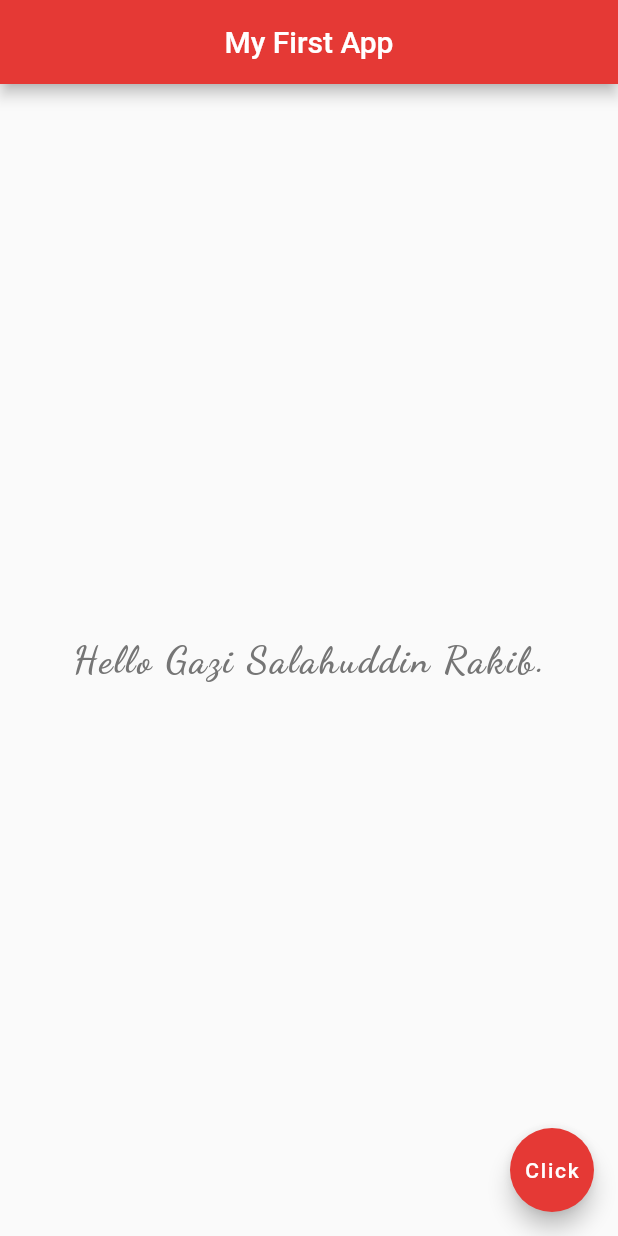
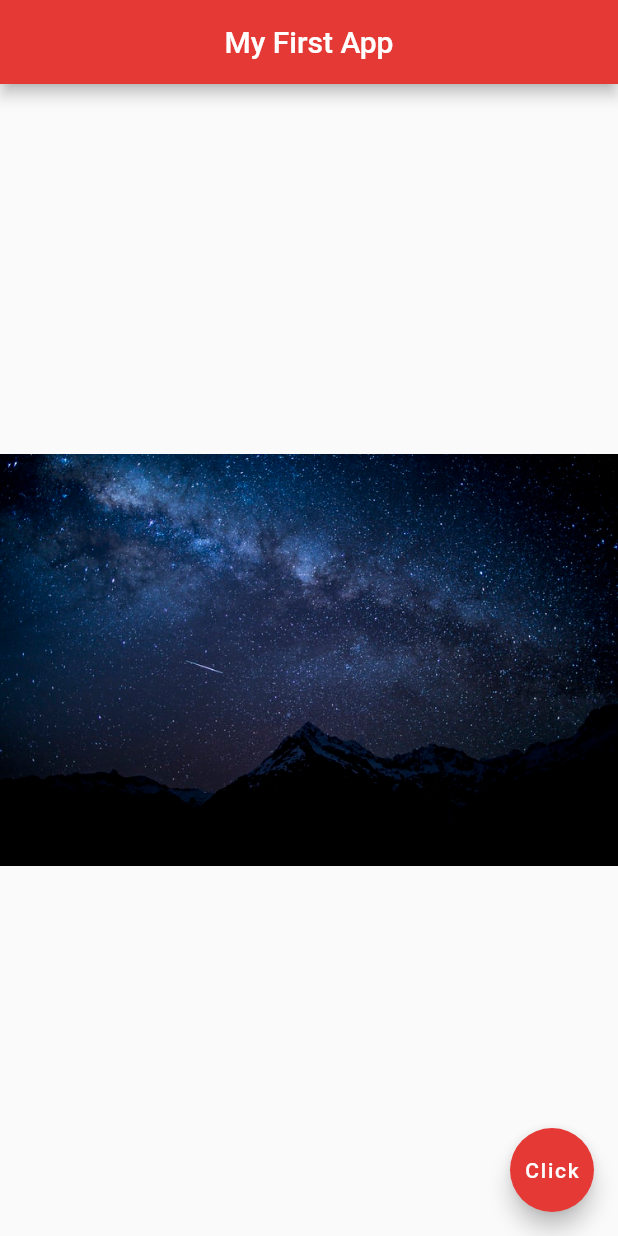
Before and after one commit to salahuddin-rakib/Flutter_Apps, a Flutter app: the screen it shows after launch, on a phone screen of 412 x 824 dp. Run offline on Flutter 3.47's test engine with Material 2 defaults, Android fonts, the phone set to English and light mode, and no system bars.

Commit message:
Added image showing functionalities.

```diff
--- a/lib/main.dart
+++ b/lib/main.dart
@@ -1,8 +1,10 @@
 import 'package:flutter/material.dart';
 
-void main() => runApp(MaterialApp(
+void main() => runApp(
+      MaterialApp(
         home: Home(),
-  ),);
+      ),
+    );
 
 class Home extends StatelessWidget {
   @override
@@ -14,16 +16,20 @@ class Home extends StatelessWidget {
         backgroundColor: Colors.red[600],
       ),
       body: Center(
-      child: Text(
-        'Hello Gazi Salahuddin Rakib.',
-        style: TextStyle(
-          fontSize: 25.0,
-          fontWeight: FontWeight.bold,
-          letterSpacing: 1.5,
-          color: Colors.grey[600],
-          fontFamily: 'DancingScript',
-        ),
-      ),
+        // Displaying an online image in app
+        // child: Image(
+        //   image: NetworkImage('https://images.unsplash.com/photo-1508402476522-c77c2fa4479d?ixlib=rb-1.2.1&ixid=MnwxMjA3fDB8MHxwaG90by1wYWdlfHx8fGVufDB8fHx8&auto=format&fit=crop&w=750&q=80'),
+        // ),
+        // Shortcut of online image showing
+        // child: Image.network(
+        //     'https://images.unsplash.com/photo-1508402476522-c77c2fa4479d?ixlib=rb-1.2.1&ixid=MnwxMjA3fDB8MHxleHBsb3JlLWZlZWR8NHx8fGVufDB8fHx8&auto=format&fit=crop&w=500&q=60'),
+
+        // Displaying an assets image in app
+        // child: Image(
+        //   image: AssetImage('assets/stars-3.jpeg'),
+        // ),
+        // Shortcut of assets image showing
+        child: Image.asset('assets/stars-1.jpeg'),
       ),
       floatingActionButton: FloatingActionButton(
         onPressed: () {},
```
Also changed, not shown: pubspec.yaml (+6 -3 lines). Lines whose indentation alone changed are shown as unchanged.
